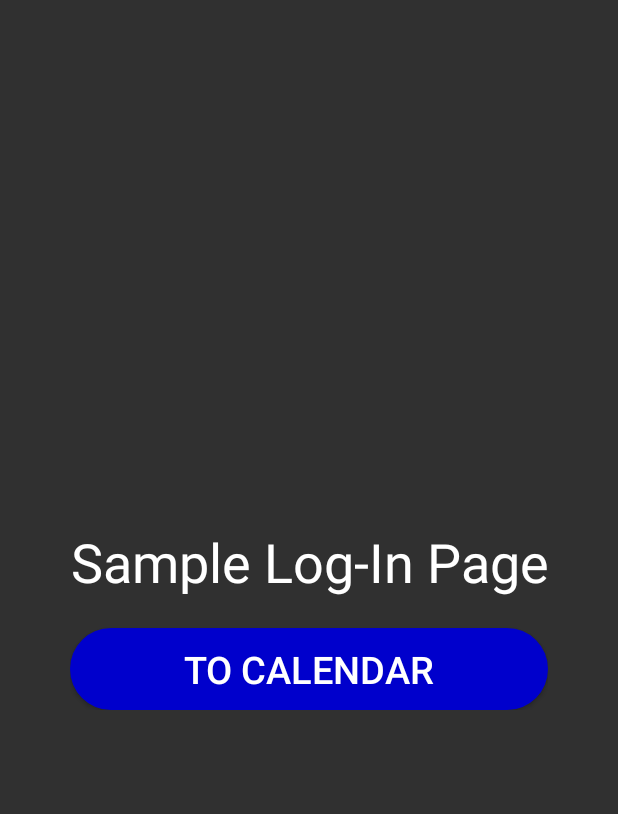
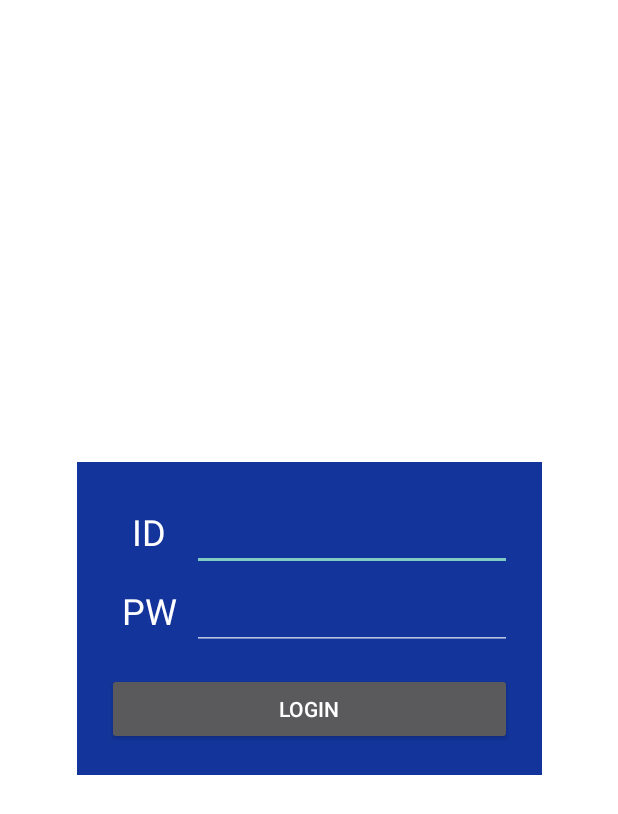
Before and after one commit to 13circle/MJUClassRoomRsvn, an Android app: the screen it shows after launch (next before the commit, LogInActivity after it), on a phone screen of 412 x 824 dp. Shown: the top 814 px of the screen. Run offline under Robolectric (Android 15) with nearby library versions, the phone set to English and light mode, and no system bars.

Commit message:
LogInActivity & MainActivity

```diff
--- a/app/build.gradle
+++ b/app/build.gradle
@@ -26,4 +26,5 @@ dependencies {
     testImplementation 'junit:junit:4.12'
     androidTestImplementation 'com.android.support.test:runner:1.0.2'
     androidTestImplementation 'com.android.support.test.espresso:espresso-core:3.0.2'
+    implementation 'com.android.support:recyclerview-v7:28.0.0'
 }
--- a/app/src/main/AndroidManifest.xml
+++ b/app/src/main/AndroidManifest.xml
@@ -9,6 +9,7 @@
         android:roundIcon="@mipmap/ic_launcher_round"
         android:supportsRtl="true"
         android:theme="@style/Theme.AppCompat.NoActionBar">
+        <activity android:name=".LogInActivity"></activity>
         <activity android:name=".TimeTableActivity"></activity>
         <activity android:name=".CalendarActivity"></activity>
         <activity android:name=".next"></activity>
--- a/app/src/main/java/com/techtown/startui/CalendarActivity.java
+++ b/app/src/main/java/com/techtown/startui/CalendarActivity.java
@@ -23,22 +23,22 @@ class MyDateObj {
     private int firstDayOfWeek;
     private int lastDayOfMonth;
 
-    public MyDateObj() {
+    MyDateObj() {
 
         this.cal = Calendar.getInstance();
         setMyDateObj(this.cal.get(Calendar.YEAR), this.cal.get(Calendar.MONTH));
 
     }
 
-    public void setCalendar(int yr, int mth) { setMyDateObj(yr, mth); }
+    void setCalendarDayOfMth(int dayOfMth) { this.cal.set(Calendar.DAY_OF_MONTH, dayOfMth); }
 
-    public Calendar getCalendar() { return this.cal; }
+    Calendar getCalendar() { return this.cal; }
 
-    public int getFirstDayOfWeek() { return this.firstDayOfWeek; }
+    int getFirstDayOfWeek() { return this.firstDayOfWeek; }
 
-    public int getLastDayOfMonth() { return this.lastDayOfMonth; }
+    int getLastDayOfMonth() { return this.lastDayOfMonth; }
 
-    public void addMonth(int incr) { if(incr != 0) setMyDateObj(this.year, this.month + incr); }
+    void addMonth(int incr) { if(incr != 0) setMyDateObj(this.year, this.month + incr); }
 
     private void setMyDateObj(int yr, int mth) {
 
@@ -101,10 +101,7 @@ public class CalendarActivity extends AppCompatActivity {
 
                         if(mthDateStr.length() > 0) {
 
-                            int mthDate = Integer.valueOf(mthDateStr);
-
-                            Toast.makeText(getApplicationContext(), String.valueOf(mthDate), Toast.LENGTH_SHORT).show();
-                            // TODO: Move to TimeTableActivity using Intent class passing Serializable class.
+                            mdo.setCalendarDayOfMth(Integer.valueOf(mthDateStr));
 
                             ClassRoomData classRoomData = new ClassRoomData(mdo.getCalendar());
                             Intent intent = new Intent(getApplicationContext(), TimeTableActivity.class);
--- /dev/null
+++ b/app/src/main/java/com/techtown/startui/LogInActivity.java
@@ -0,0 +1,30 @@
+package com.techtown.startui;
+
+import android.content.Intent;
+import android.os.Bundle;
+import android.support.v7.app.AppCompatActivity;
+import android.view.View;
+import android.widget.Button;
+import android.widget.EditText;
+
+public class LogInActivity extends AppCompatActivity {
+
+    @Override
+    public void onCreate(Bundle savedInstanceState) {
+        super.onCreate(savedInstanceState);
+        setContentView(R.layout.activity_login);
+
+        final EditText login_id = findViewById(R.id.login_id);
+        final EditText login_pw = findViewById(R.id.login_pw);
+        final Button login_submit = findViewById(R.id.login_submit);
+
+        login_submit.setOnClickListener(new View.OnClickListener() {
+            @Override
+            public void onClick(View view) {
+                Intent intent = new Intent(getApplicationContext(), CalendarActivity.class);
+                startActivity(intent);
+            }
+        });
+
+    }
+}
--- a/app/src/main/java/com/techtown/startui/MainActivity.java
+++ b/app/src/main/java/com/techtown/startui/MainActivity.java
@@ -15,7 +15,7 @@ public class MainActivity extends AppCompatActivity {
         Handler handler = new Handler();
         handler.postDelayed(new Runnable() {
             public void run() {
-                Intent intent = new Intent(getApplicationContext(), next.class);
+                Intent intent = new Intent(getApplicationContext(), LogInActivity.class);
                 startActivity(intent);
                 finish();
             }
--- /dev/null
+++ b/app/src/main/res/layout/activity_login.xml
@@ -0,0 +1,79 @@
+<?xml version="1.0" encoding="utf-8"?>
+<android.support.constraint.ConstraintLayout xmlns:android="http://schemas.android.com/apk/res/android"
+    xmlns:app="http://schemas.android.com/apk/res-auto"
+    android:layout_width="match_parent"
+    android:layout_height="match_parent"
+    android:background="#FFFFFF">
+
+    <TableLayout
+        android:layout_width="wrap_content"
+        android:layout_height="wrap_content"
+        android:background="#13359B"
+        android:padding="20dp"
+        app:layout_constraintBottom_toBottomOf="parent"
+        app:layout_constraintEnd_toEndOf="parent"
+        app:layout_constraintStart_toStartOf="parent"
+        app:layout_constraintTop_toTopOf="parent">
+
+        <TableRow
+            android:layout_width="match_parent"
+            android:layout_height="match_parent">
+
+            <TextView
+                android:id="@+id/textView2"
+                android:layout_width="wrap_content"
+                android:layout_height="match_parent"
+                android:gravity="center"
+                android:padding="10dp"
+                android:text="ID"
+                android:textColor="#fff"
+                android:textSize="24sp" />
+
+            <EditText
+                android:id="@+id/login_id"
+                android:layout_width="match_parent"
+                android:layout_height="match_parent"
+                android:cursorVisible="true"
+                android:ems="10"
+                android:inputType="textPersonName"
+                android:textColor="#fff" />
+        </TableRow>
+
+        <TableRow
+            android:layout_width="match_parent"
+            android:layout_height="match_parent">
+
+            <TextView
+                android:id="@+id/textView3"
+                android:layout_width="wrap_content"
+                android:layout_height="match_parent"
+                android:gravity="center"
+                android:padding="10dp"
+                android:text="PW"
+                android:textColor="#fff"
+                android:textSize="24sp" />
+
+            <EditText
+                android:id="@+id/login_pw"
+                android:layout_width="match_parent"
+                android:layout_height="match_parent"
+                android:ems="10"
+                android:inputType="textPassword"
+                android:textColor="#fff" />
+        </TableRow>
+
+        <TableRow
+            android:layout_width="match_parent"
+            android:layout_height="match_parent">
+
+            <Button
+                android:id="@+id/login_submit"
+                android:layout_width="wrap_content"
+                android:layout_height="wrap_content"
+                android:layout_marginTop="15dp"
+                android:layout_span="2"
+                android:text="LOGIN" />
+        </TableRow>
+
+    </TableLayout>
+</android.support.constraint.ConstraintLayout>
--- a/app/src/main/res/values/styles.xml
+++ b/app/src/main/res/values/styles.xml
@@ -1,7 +1,7 @@
 <resources>
 
     <!-- Base application theme. -->
-    <style name="AppTheme" parent="Theme.AppCompat.Light.DarkActionBar">
+    <style name="AppTheme" parent="Theme.AppCompat">
         <!-- Customize your theme here. -->
         <item name="android:windowActionBar">false</item>
         <item name="android:windowNoTitle">true</item>
```
